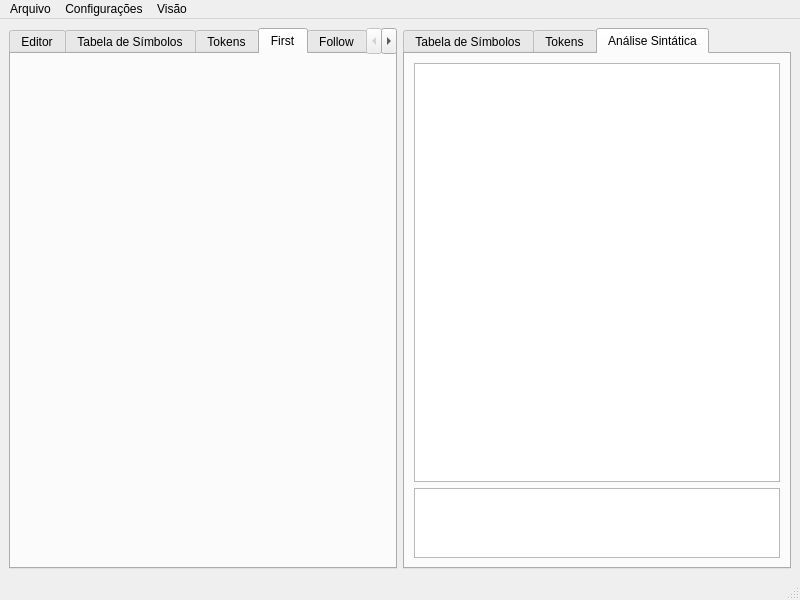
The window that mainWindow.ui (Dsbaule/AnaliseLexicaESintatica) describes before a commit, drawn with Qt 5.
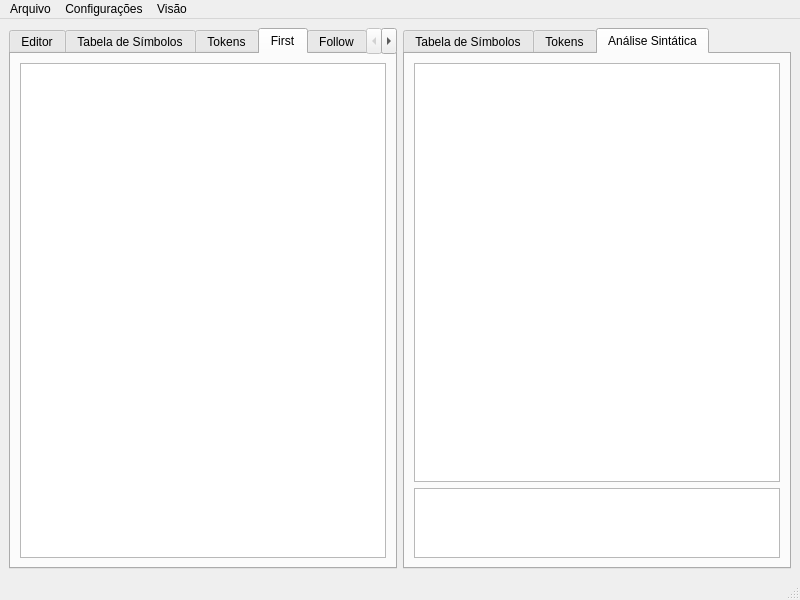
The same window after the commit. The open tabs and pages were chosen to show the change.

The edit to the form file:
```diff
--- a/mainWindow.ui
+++ b/mainWindow.ui
@@ -78,6 +78,11 @@
        <attribute name="title">
         <string>First</string>
        </attribute>
+       <layout class="QVBoxLayout" name="verticalLayout_4">
+        <item>
+         <widget class="QTableWidget" name="tableFirst"/>
+        </item>
+       </layout>
       </widget>
       <widget class="QWidget" name="tab_5">
        <attribute name="title">
```
Left out of the diff: 11 changed lines with no effect on the pictures.
